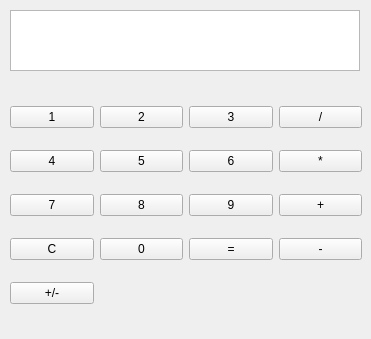
Before: the Qt Designer form mainwindow.ui in StarLeG/GromovPLC-M02_HW_Lesson7, drawn with Qt 5.
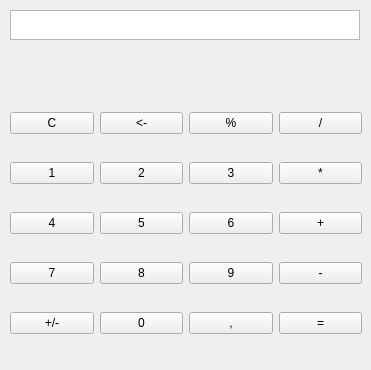
After: the same form once the commit is applied.

```diff
--- a/mainwindow.ui
+++ b/mainwindow.ui
@@ -7,7 +7,7 @@
     <x>0</x>
     <y>0</y>
     <width>371</width>
-    <height>339</height>
+    <height>370</height>
    </rect>
   </property>
   <property name="windowTitle">
@@ -20,10 +20,17 @@
       <x>10</x>
       <y>90</y>
       <width>352</width>
-      <height>231</height>
+      <height>267</height>
      </rect>
     </property>
     <layout class="QGridLayout" name="gridLayout">
+     <item row="5" column="1">
+      <widget class="QPushButton" name="btn_0">
+       <property name="text">
+        <string>0</string>
+       </property>
+      </widget>
+     </item>
      <item row="3" column="3">
       <widget class="QPushButton" name="btn_add">
        <property name="text">
@@ -31,7 +38,14 @@
        </property>
       </widget>
      </item>
-     <item row="4" column="0">
+     <item row="3" column="0">
+      <widget class="QPushButton" name="btn_4">
+       <property name="text">
+        <string>4</string>
+       </property>
+      </widget>
+     </item>
+     <item row="1" column="0">
       <widget class="QPushButton" name="btn_rst">
        <property name="text">
         <string>C</string>
@@ -45,69 +59,62 @@
        </property>
       </widget>
      </item>
-     <item row="1" column="1">
-      <widget class="QPushButton" name="btn_2">
-       <property name="text">
-        <string>2</string>
-       </property>
-      </widget>
-     </item>
-     <item row="2" column="0">
-      <widget class="QPushButton" name="btn_4">
-       <property name="text">
-        <string>4</string>
-       </property>
-      </widget>
-     </item>
-     <item row="1" column="0">
-      <widget class="QPushButton" name="btn_1">
-       <property name="text">
-        <string>1</string>
-       </property>
-      </widget>
-     </item>
-     <item row="3" column="0">
-      <widget class="QPushButton" name="btn_7">
-       <property name="text">
-        <string>7</string>
-       </property>
-      </widget>
-     </item>
-     <item row="2" column="1">
-      <widget class="QPushButton" name="btn_5">
-       <property name="text">
-        <string>5</string>
-       </property>
-      </widget>
-     </item>
-     <item row="1" column="2">
+     <item row="2" column="2">
       <widget class="QPushButton" name="btn_3">
        <property name="text">
         <string>3</string>
        </property>
       </widget>
      </item>
-     <item row="4" column="2">
+     <item row="2" column="1">
+      <widget class="QPushButton" name="btn_2">
+       <property name="text">
+        <string>2</string>
+       </property>
+      </widget>
+     </item>
+     <item row="5" column="3">
       <widget class="QPushButton" name="btn_eq">
        <property name="text">
         <string>=</string>
        </property>
       </widget>
      </item>
+     <item row="1" column="2">
+      <widget class="QPushButton" name="pushButton_2">
+       <property name="text">
+        <string>%</string>
+       </property>
+      </widget>
+     </item>
      <item row="4" column="1">
-      <widget class="QPushButton" name="btn_0">
-       <property name="text">
-        <string>0</string>
-       </property>
-      </widget>
-     </item>
-     <item row="3" column="1">
       <widget class="QPushButton" name="btn_8">
        <property name="text">
         <string>8</string>
        </property>
       </widget>
      </item>
+     <item row="5" column="2">
+      <widget class="QPushButton" name="pushButton">
+       <property name="text">
+        <string>,</string>
+       </property>
+      </widget>
+     </item>
+     <item row="2" column="0">
+      <widget class="QPushButton" name="btn_1">
+       <property name="text">
+        <string>1</string>
+       </property>
+      </widget>
+     </item>
+     <item row="1" column="1">
+      <widget class="QPushButton" name="pushButton_3">
+       <property name="text">
+        <string>&lt;-</string>
+       </property>
+      </widget>
+     </item>
      <item row="2" column="3">
       <widget class="QPushButton" name="btn_mul">
        <property name="text">
@@ -115,10 +122,31 @@
        </property>
       </widget>
      </item>
-     <item row="2" column="2">
-      <widget class="QPushButton" name="btn_6">
+     <item row="5" column="0">
+      <widget class="QPushButton" name="btn_sing">
        <property name="text">
-        <string>6</string>
+        <string>+/-</string>
+       </property>
+      </widget>
+     </item>
+     <item row="4" column="0">
+      <widget class="QPushButton" name="btn_7">
+       <property name="text">
+        <string>7</string>
+       </property>
+      </widget>
+     </item>
+     <item row="4" column="2">
+      <widget class="QPushButton" name="btn_9">
+       <property name="text">
+        <string>9</string>
+       </property>
+      </widget>
+     </item>
+     <item row="3" column="1">
+      <widget class="QPushButton" name="btn_5">
+       <property name="text">
+        <string>5</string>
        </property>
       </widget>
      </item>
@@ -130,16 +158,9 @@
       </widget>
      </item>
      <item row="3" column="2">
-      <widget class="QPushButton" name="btn_9">
+      <widget class="QPushButton" name="btn_6">
        <property name="text">
-        <string>9</string>
-       </property>
-      </widget>
-     </item>
-     <item row="5" column="0">
-      <widget class="QPushButton" name="btn_sing">
-       <property name="text">
-        <string>+/-</string>
+        <string>6</string>
        </property>
       </widget>
      </item>
@@ -151,9 +172,22 @@
       <x>10</x>
       <y>10</y>
       <width>350</width>
-      <height>61</height>
+      <height>30</height>
      </rect>
     </property>
+    <property name="layoutDirection">
+     <enum>Qt::LeftToRight</enum>
+    </property>
+    <property name="html">
+     <string>&lt;!DOCTYPE HTML PUBLIC &quot;-//W3C//DTD HTML 4.0//EN&quot; &quot;http://www.w3.org/TR/REC-html40/strict.dtd&quot;&gt;
+&lt;html&gt;&lt;head&gt;&lt;meta name=&quot;qrichtext&quot; content=&quot;1&quot; /&gt;&lt;meta charset=&quot;utf-8&quot; /&gt;&lt;style type=&quot;text/css&quot;&gt;
+p, li { white-space: pre-wrap; }
+hr { height: 1px; border-width: 0; }
+li.unchecked::marker { content: &quot;\2610&quot;; }
+li.checked::marker { content: &quot;\2612&quot;; }
+&lt;/style&gt;&lt;/head&gt;&lt;body style=&quot; font-family:'Segoe UI'; font-size:9pt; font-weight:400; font-style:normal;&quot;&gt;
+&lt;p align=&quot;right&quot; style=&quot;-qt-paragraph-type:empty; margin-top:0px; margin-bottom:0px; margin-left:0px; margin-right:0px; -qt-block-indent:0; text-indent:0px;&quot;&gt;&lt;br /&gt;&lt;/p&gt;&lt;/body&gt;&lt;/html&gt;</string>
+    </property>
    </widget>
   </widget>
  </widget>
```
